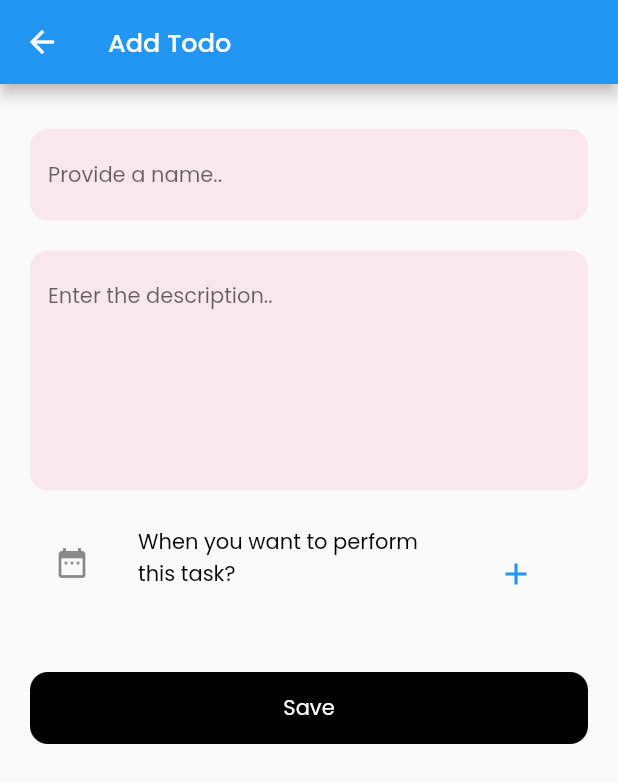
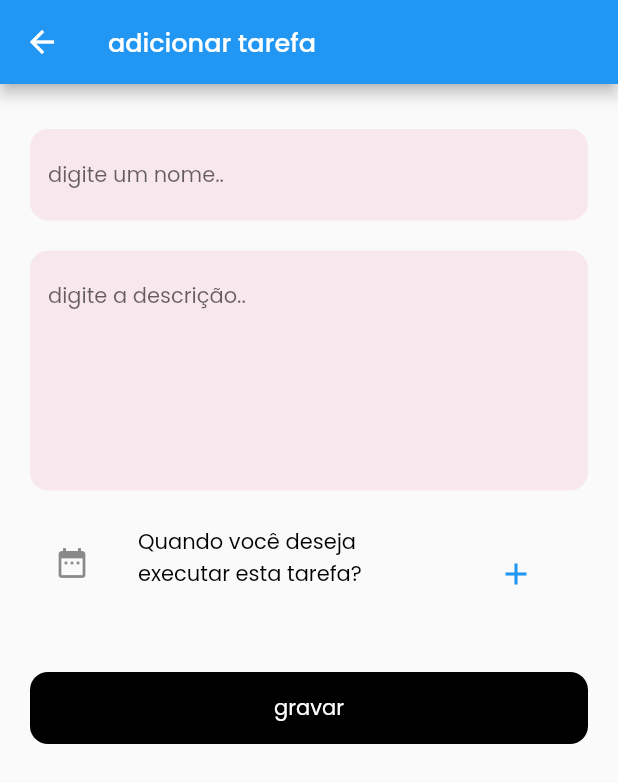
Before and after one commit to mbinoti/todo-app, a Flutter app: the screen it shows after launch, after a tap on the "add" icon, on a phone screen of 412 x 824 dp. Shown: the top 783 px of the screen. Run offline on Flutter 3.47's test engine with Material 2 defaults, Android fonts, the phone set to English and light mode, and no system bars; our stand-ins replace cloud_firestore, equatable, firebase_core, google_fonts; accounts and stored records are empty.

Commit message:
modificado delete na gridview

```diff
--- a/lib/src/features/presentation/controllers/todo_controller.dart
+++ b/lib/src/features/presentation/controllers/todo_controller.dart
@@ -1,8 +1,6 @@
-import 'package:firebase_core/firebase_core.dart';
 import 'package:todo_app/src/features/data/repository/todo_repository.dart';
 import 'package:todo_app/src/features/domain/models/todo.dart';
 import 'package:todo_app/src/utils/request_handlers.dart';
-import 'package:todo_app/src/utils/todo_usecase.dart';
 
 class TodoController {
   final TodoRepository _repository;
--- a/lib/src/features/presentation/pages/home_page.dart
+++ b/lib/src/features/presentation/pages/home_page.dart
@@ -99,10 +99,10 @@ class TaskTile extends StatelessWidget {
                     overflow: TextOverflow.ellipsis,
                   ),
                 )),
-                // TaskMenu(
-                //   todo: todo,
-                //   todoController: todoController,
-                // ) // Removido por não saber o que faz
+                IconButton(
+                  icon: const Icon(Icons.delete, color: Colors.red),
+                  onPressed: () => todoController.deleteTodo(todo!.id!),
+                ),
               ],
             ),
             Expanded(
--- a/lib/src/features/presentation/pages/todo_edit_page.dart
+++ b/lib/src/features/presentation/pages/todo_edit_page.dart
@@ -9,8 +9,6 @@ import 'package:todo_app/src/theme/app_theme.dart';
 import 'package:todo_app/src/utils/conversion.dart';
 import 'package:todo_app/src/utils/helpers.dart';
 import 'package:todo_app/src/utils/request_handlers.dart';
-import 'package:todo_app/src/utils/todo_usecase.dart';
-// import 'package:todo_app/src/utils/typedefs.dart';
 
 class TodoEditPage extends StatefulWidget {
   // final TodoRouteProps routeProps;
@@ -90,7 +88,7 @@ class _TodoEditPageState extends State<TodoEditPage> {
     return Scaffold(
         appBar: AppBar(
           title: CustomText(
-            value: widget.todo == null ? "Add Todo" : "Edit Todo",
+            value: widget.todo == null ? "adicionar tarefa" : "editar tarefa",
             fontSize: 17,
             fontWeight: FontWeight.w500,
             color: AppTheme.white,
@@ -102,17 +100,17 @@ class _TodoEditPageState extends State<TodoEditPage> {
             child: Column(
               children: [
                 TaskTextField(
-                    controller: titleController, hintText: "Provide a name.."),
+                    controller: titleController, hintText: "digite um nome.."),
                 Padding(
                     padding: const EdgeInsets.symmetric(vertical: 20),
                     child: TaskTextField(
                         controller: descriptionController,
                         maxLines: 6,
-                        hintText: "Enter the description..")),
+                        hintText: "digite a descrição..")),
                 ListTile(
                     leading: const Icon(Icons.date_range),
                     title: const CustomText(
-                      value: "When you want to perform this task?",
+                      value: "Quando você deseja executar esta tarefa?",
                     ),
                     subtitle: ValueListenableBuilder<DateTime?>(
                       valueListenable: dateTime,
@@ -129,7 +127,7 @@ class _TodoEditPageState extends State<TodoEditPage> {
                     )),
                 const SizedBox(height: 30),
                 PrimaryButton(
-                  labelText: "Save",
+                  labelText: "gravar",
                   onPressed: saveButtonHandler,
                 ),
               ],
```
